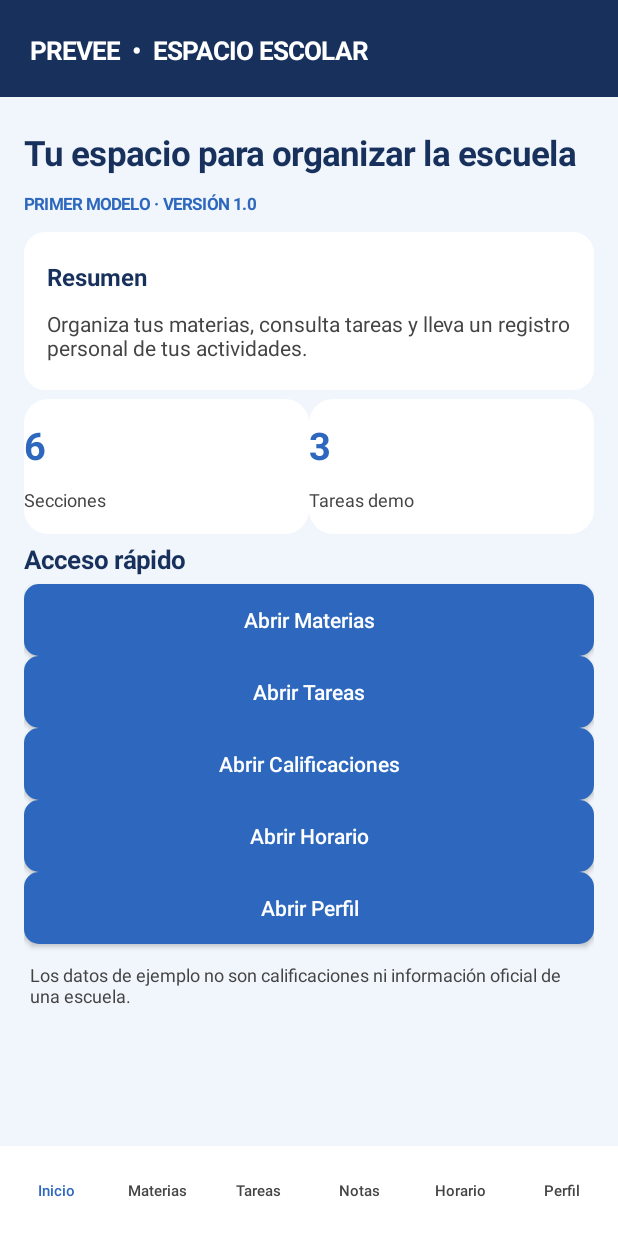
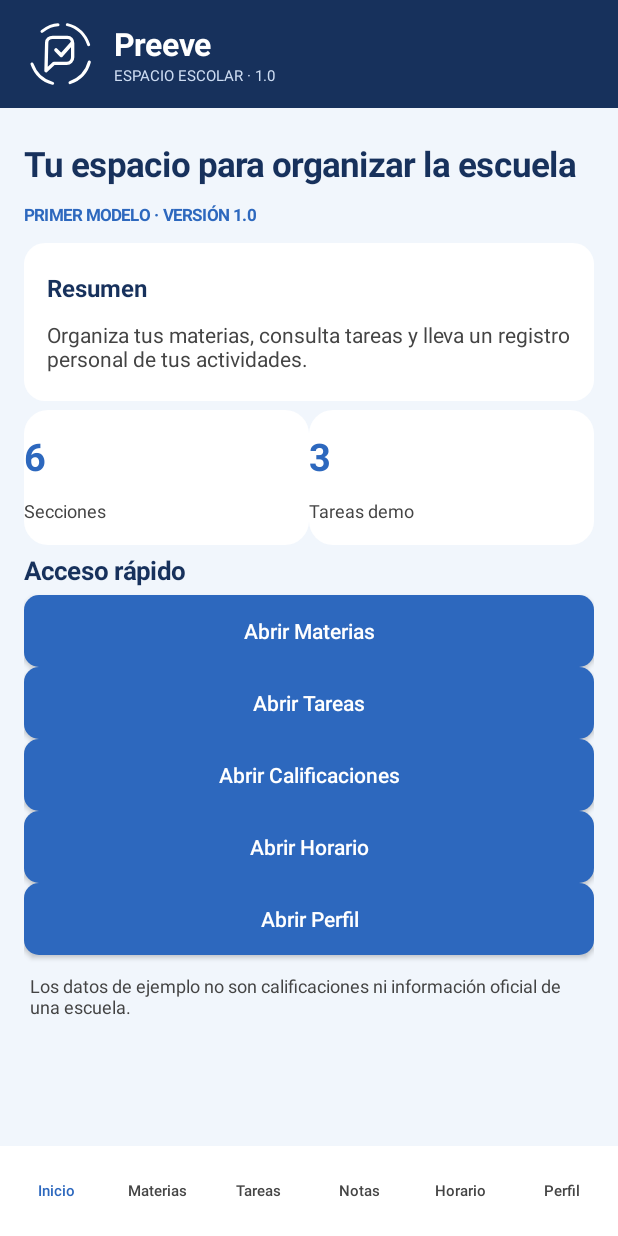
Before and after one commit to chetosflaminhot2014-cmd/Prevee, an Android app: the screen it shows after launch (MainActivity), on a phone screen of 412 x 824 dp. Run offline under Robolectric (Android 15) with nearby library versions, the light colour scheme and no system bars.

Commit message:
Integrar logo en encabezado de Preeve

```diff
--- a/app/src/main/java/mx/preeve/app/MainActivity.java
+++ b/app/src/main/java/mx/preeve/app/MainActivity.java
@@ -39,13 +39,30 @@ public class MainActivity extends Activity {
         root = new LinearLayout(this);
         root.setOrientation(LinearLayout.VERTICAL);
         root.setBackgroundColor(pale);
-        TextView brand = new TextView(this);
-        brand.setText("PREVEE  •  ESPACIO ESCOLAR");
-        brand.setTextColor(Color.WHITE);
-        brand.setTextSize(17);
-        brand.setTypeface(null, Typeface.BOLD);
-        brand.setPadding(dp(20), dp(22), dp(16), dp(20));
+        LinearLayout brand = new LinearLayout(this);
+        brand.setOrientation(LinearLayout.HORIZONTAL);
+        brand.setGravity(Gravity.CENTER_VERTICAL);
+        brand.setPadding(dp(16), dp(12), dp(16), dp(12));
         brand.setBackgroundColor(navy);
+        android.widget.ImageView logo = new android.widget.ImageView(this);
+        logo.setImageResource(mx.preeve.app.R.drawable.prevee_logo);
+        LinearLayout.LayoutParams logoParams = new LinearLayout.LayoutParams(dp(48), dp(48));
+        logoParams.setMargins(0, 0, dp(12), 0);
+        brand.addView(logo, logoParams);
+        LinearLayout brandWords = new LinearLayout(this);
+        brandWords.setOrientation(LinearLayout.VERTICAL);
+        TextView brandTitle = new TextView(this);
+        brandTitle.setText("Preeve");
+        brandTitle.setTextColor(Color.WHITE);
+        brandTitle.setTextSize(21);
+        brandTitle.setTypeface(null, Typeface.BOLD);
+        TextView brandSubtitle = new TextView(this);
+        brandSubtitle.setText("ESPACIO ESCOLAR · 1.0");
+        brandSubtitle.setTextColor(Color.rgb(205, 220, 242));
+        brandSubtitle.setTextSize(10);
+        brandWords.addView(brandTitle);
+        brandWords.addView(brandSubtitle);
+        brand.addView(brandWords);
         root.addView(brand);
         ScrollView scroll = new ScrollView(this);
         content = new LinearLayout(this);
```
